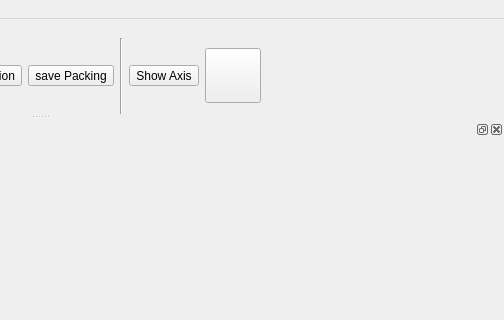
cg3hci/SplitAndMill, file gui/hfmainwindow.ui: the form before one commit; both pictures show x 425 to 929 and y 0 to 320 of the 929 by 600 pixel window.
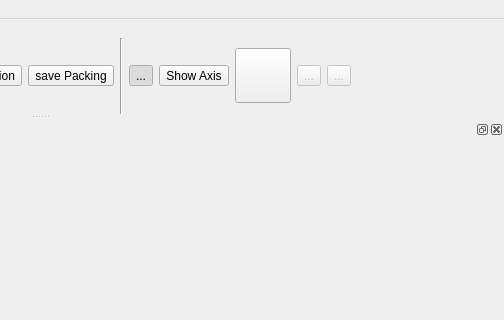
The form after the commit. Icons and pictures are not drawn. Custom widgets are drawn as their Qt base class.

Commit message: rotation during decomposition

Patch:
```diff
--- a/gui/hfmainwindow.ui
+++ b/gui/hfmainwindow.ui
@@ -177,7 +177,7 @@
    </property>
    <property name="minimumSize">
     <size>
-     <width>483</width>
+     <width>647</width>
      <height>95</height>
     </size>
    </property>
@@ -317,6 +317,32 @@
        </property>
       </widget>
      </item>
+     <item>
+      <widget class="QToolButton" name="orthoToolButton">
+       <property name="toolTip">
+        <string>Toggle Orthographic Camera</string>
+       </property>
+       <property name="text">
+        <string>...</string>
+       </property>
+       <property name="icon">
+        <iconset resource="../res/res.qrc">
+         <normaloff>:/ortho.png</normaloff>:/ortho.png</iconset>
+       </property>
+       <property name="iconSize">
+        <size>
+         <width>48</width>
+         <height>48</height>
+        </size>
+       </property>
+       <property name="checkable">
+        <bool>true</bool>
+       </property>
+       <property name="checked">
+        <bool>true</bool>
+       </property>
+      </widget>
+     </item>
      <item>
       <widget class="QToolButton" name="showAxisToolButton">
        <property name="toolTip">
@@ -366,6 +392,49 @@
        </property>
       </widget>
      </item>
+     <item>
+      <widget class="QToolButton" name="rotationToolButton">
+       <property name="enabled">
+        <bool>false</bool>
+       </property>
+       <property name="text">
+        <string>...</string>
+       </property>
+       <property name="icon">
+        <iconset resource="../res/res.qrc">
+         <normaloff>:/rotation.png</normaloff>:/rotation.png</iconset>
+       </property>
+       <property name="iconSize">
+        <size>
+         <width>48</width>
+         <height>48</height>
+        </size>
+       </property>
+       <property name="checkable">
+        <bool>true</bool>
+       </property>
+      </widget>
+     </item>
+     <item>
+      <widget class="QToolButton" name="resetRotationToolButton">
+       <property name="enabled">
+        <bool>false</bool>
+       </property>
+       <property name="text">
+        <string>...</string>
+       </property>
+       <property name="icon">
+        <iconset resource="../res/res.qrc">
+         <normaloff>:/reset_rotation.png</normaloff>:/reset_rotation.png</iconset>
+       </property>
+       <property name="iconSize">
+        <size>
+         <width>48</width>
+         <height>48</height>
+        </size>
+       </property>
+      </widget>
+     </item>
      <item>
       <spacer name="horizontalSpacer">
        <property name="orientation">
```
Left out of the diff: 3 changed lines with no effect on the pictures. The commit also changes 9 other files.
